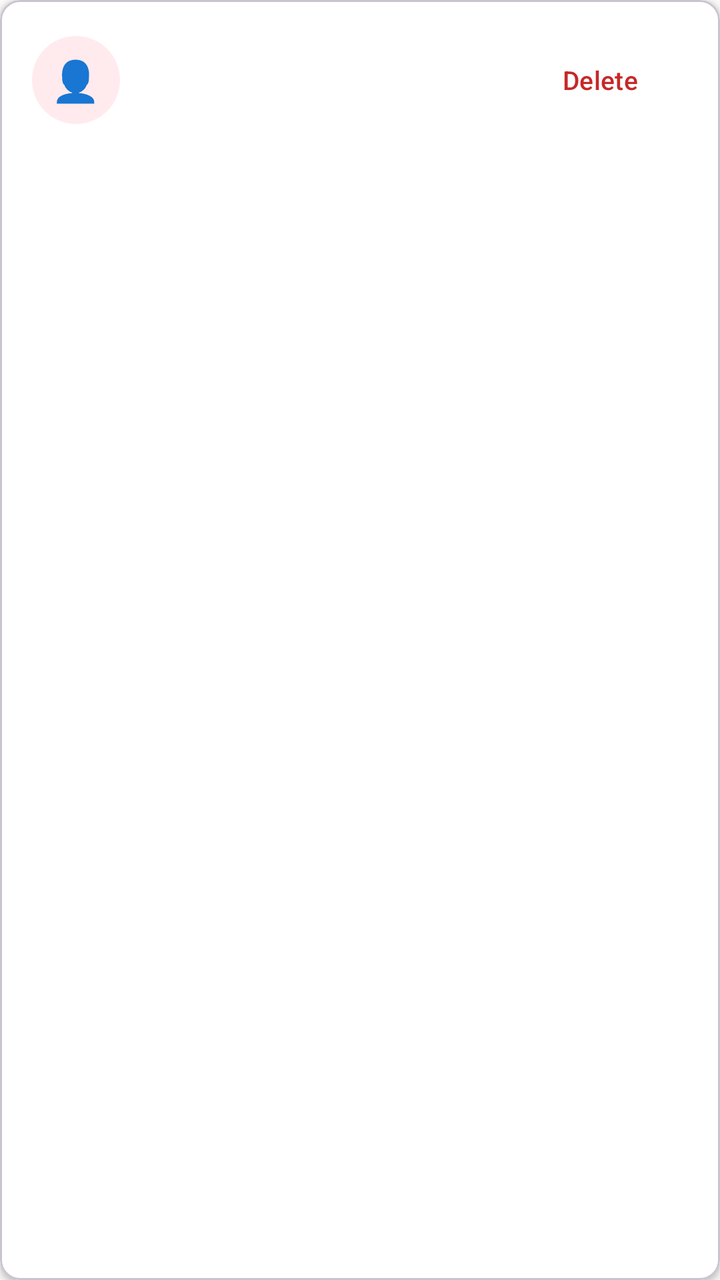
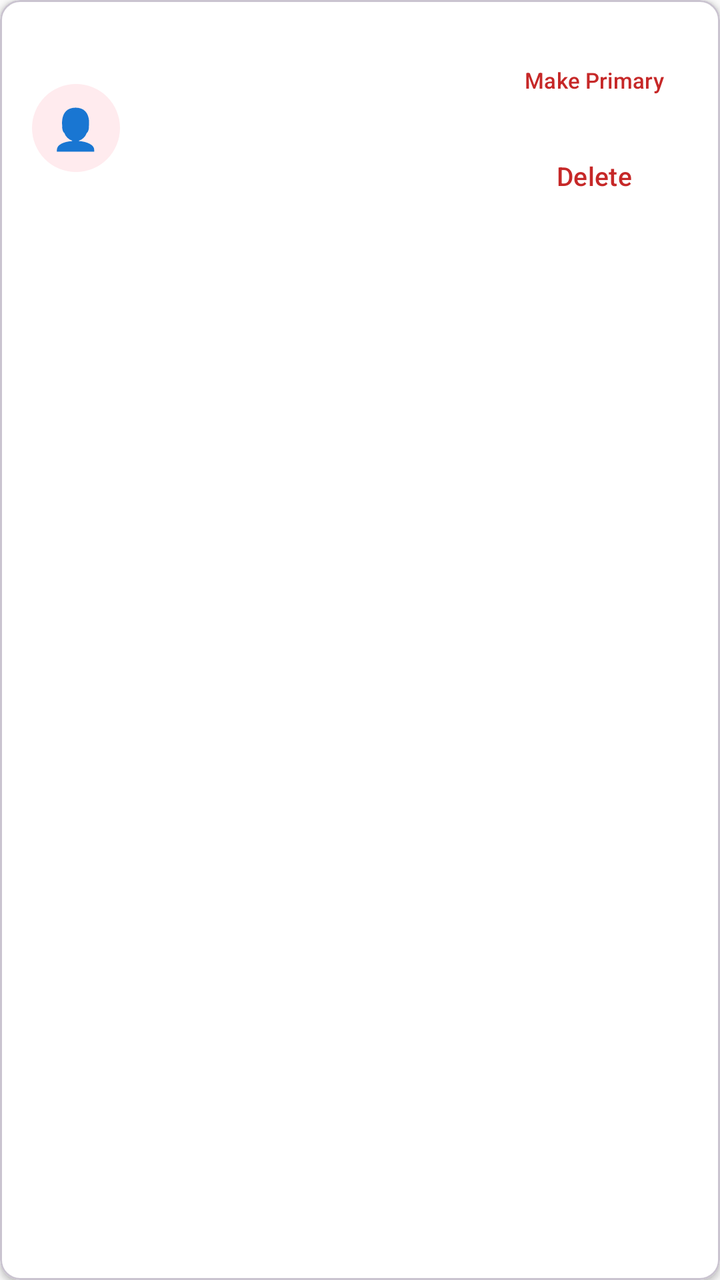

Before-and-after screenshots of an Android layout around one commit, followed by the original layout XML and the change that was made.
<!-- AndroidManifest.xml: application theme Theme.SafeRoute -->
<!-- res/layout/item_contact.xml -->
<?xml version="1.0" encoding="utf-8"?>
<com.google.android.material.card.MaterialCardView
    xmlns:android="http://schemas.android.com/apk/res/android"
    xmlns:app="http://schemas.android.com/apk/res-auto"
    android:layout_width="match_parent"
    android:layout_height="wrap_content"
    android:layout_marginBottom="10dp"
    app:cardCornerRadius="10dp"
    app:cardElevation="2dp"
    app:cardBackgroundColor="@color/colorSurface">

    <LinearLayout
        android:layout_width="match_parent"
        android:layout_height="wrap_content"
        android:orientation="horizontal"
        android:gravity="center_vertical"
        android:padding="16dp">

        
        <LinearLayout
            android:layout_width="44dp"
            android:layout_height="44dp"
            android:background="@drawable/bg_icon_circle_red"
            android:gravity="center">

            <TextView
                android:layout_width="wrap_content"
                android:layout_height="wrap_content"
                android:text="👤"
                android:textSize="20sp" />
        </LinearLayout>

        
        <LinearLayout
            android:layout_width="0dp"
            android:layout_height="wrap_content"
            android:layout_weight="1"
            android:orientation="vertical"
            android:layout_marginStart="14dp">

            <TextView
                android:id="@+id/tvContactName"
                android:layout_width="wrap_content"
                android:layout_height="wrap_content"
                android:textColor="@color/colorTextPrimary"
                android:textSize="15sp"
                android:textStyle="bold" />

            <TextView
                android:id="@+id/tvContactPhone"
                android:layout_width="wrap_content"
                android:layout_height="wrap_content"
                android:layout_marginTop="2dp"
                android:textColor="@color/colorTextSecondary"
                android:textSize="13sp" />
        </LinearLayout>

        
        <com.google.android.material.button.MaterialButton
            android:id="@+id/btnDeleteContact"
            style="@style/Widget.Material3.Button.TextButton"
            android:layout_width="wrap_content"
            android:layout_height="wrap_content"
            android:text="@string/btn_delete"
            android:textColor="@color/colorPrimary"
            android:textSize="13sp"
            android:contentDescription="@string/cd_delete_contact" />

    </LinearLayout>
</com.google.android.material.card.MaterialCardView>
<!-- resources referenced by this layout -->
<resources>
  <color name="colorPrimary">#C62828</color>
  <color name="colorSurface">#FFFFFF</color>
  <color name="colorTextPrimary">#1A237E</color>
  <color name="colorTextSecondary">#546E7A</color>
  <!-- drawable bg_icon_circle_red (drawable) -->
  <?xml version="1.0" encoding="utf-8"?>
  <shape xmlns:android="http://schemas.android.com/apk/res/android"
      android:shape="oval">
      <solid android:color="#FFEBEE" /> 
  </shape>
  <string name="btn_delete">Delete</string>
  <string name="cd_delete_contact">Delete this contact</string>
  <style name="Theme.SafeRoute" parent="Base.Theme.SafeRoute" />
  <style name="Base.Theme.SafeRoute" parent="Theme.Material3.DayNight.NoActionBar">
          <item name="colorPrimary">@color/colorPrimary</item>
          <item name="colorPrimaryDark">@color/colorPrimaryDark</item>
          <item name="colorAccent">@color/colorAccent</item>
          <item name="android:colorBackground">@color/colorBackground</item>
          <item name="android:windowBackground">@color/colorBackground</item>
          <item name="android:statusBarColor">@color/colorPrimaryDark</item>
      </style>
  <color name="colorPrimaryDark">#8E0000</color>
  <color name="colorAccent">#FF5252</color>
  <color name="colorBackground">#FAFAFA</color>
</resources>

<!-- the commit's change to res/layout/item_contact.xml (unified diff, before → after) -->
@@ -53,18 +53,51 @@
                 android:layout_marginTop="2dp"
                 android:textColor="@color/colorTextSecondary"
                 android:textSize="13sp" />
+
+            <TextView
+                android:id="@+id/tvPrimaryContact"
+                android:layout_width="wrap_content"
+                android:layout_height="wrap_content"
+                android:layout_marginTop="4dp"
+                android:background="@drawable/bg_history_completed"
+                android:paddingStart="8dp"
+                android:paddingEnd="8dp"
+                android:paddingTop="3dp"
+                android:paddingBottom="3dp"
+                android:text="@string/label_primary_contact"
+                android:textColor="@color/colorSuccess"
+                android:textSize="11sp"
+                android:textStyle="bold"
+                android:visibility="gone" />
         </LinearLayout>
 
-        
-        <com.google.android.material.button.MaterialButton
-            android:id="@+id/btnDeleteContact"
-            style="@style/Widget.Material3.Button.TextButton"
+        <LinearLayout
             android:layout_width="wrap_content"
             android:layout_height="wrap_content"
-            android:text="@string/btn_delete"
-            android:textColor="@color/colorPrimary"
-            android:textSize="13sp"
-            android:contentDescription="@string/cd_delete_contact" />
+            android:orientation="vertical"
+            android:gravity="center_horizontal">
+
+            <com.google.android.material.button.MaterialButton
+                android:id="@+id/btnPrimaryContact"
+                style="@style/Widget.Material3.Button.TextButton"
+                android:layout_width="wrap_content"
+                android:layout_height="wrap_content"
+                android:minWidth="0dp"
+                android:text="@string/btn_make_primary"
+                android:textColor="@color/colorPrimary"
+                android:textSize="11sp" />
+
+            <com.google.android.material.button.MaterialButton
+                android:id="@+id/btnDeleteContact"
+                style="@style/Widget.Material3.Button.TextButton"
+                android:layout_width="wrap_content"
+                android:layout_height="wrap_content"
+                android:minWidth="0dp"
+                android:text="@string/btn_delete"
+                android:textColor="@color/colorPrimary"
+                android:textSize="13sp"
+                android:contentDescription="@string/cd_delete_contact" />
+        </LinearLayout>
 
     </LinearLayout>
 </com.google.android.material.card.MaterialCardView>
<!-- resource entries referenced after the edit -->
@@ -1,9 +1,16 @@
 <!-- resources referenced by this layout -->
 <resources>
   <color name="colorPrimary">#C62828</color>
+  <color name="colorSuccess">#2E7D32</color>
   <color name="colorSurface">#FFFFFF</color>
   <color name="colorTextPrimary">#1A237E</color>
   <color name="colorTextSecondary">#546E7A</color>
+  <!-- drawable bg_history_completed (drawable) -->
+  <?xml version="1.0" encoding="utf-8"?>
+  <shape xmlns:android="http://schemas.android.com/apk/res/android" android:shape="rectangle">
+      <solid android:color="#E8F5E9" />
+      <corners android:radius="20dp" />
+  </shape>
   <!-- drawable bg_icon_circle_red (drawable) -->
   <?xml version="1.0" encoding="utf-8"?>
   <shape xmlns:android="http://schemas.android.com/apk/res/android"
@@ -11,7 +18,9 @@
       <solid android:color="#FFEBEE" /> 
   </shape>
   <string name="btn_delete">Delete</string>
+  <string name="btn_make_primary">Make Primary</string>
   <string name="cd_delete_contact">Delete this contact</string>
+  <string name="label_primary_contact">PRIMARY</string>
   <style name="Theme.SafeRoute" parent="Base.Theme.SafeRoute" />
   <style name="Base.Theme.SafeRoute" parent="Theme.Material3.DayNight.NoActionBar">
           <item name="colorPrimary">@color/colorPrimary</item>
